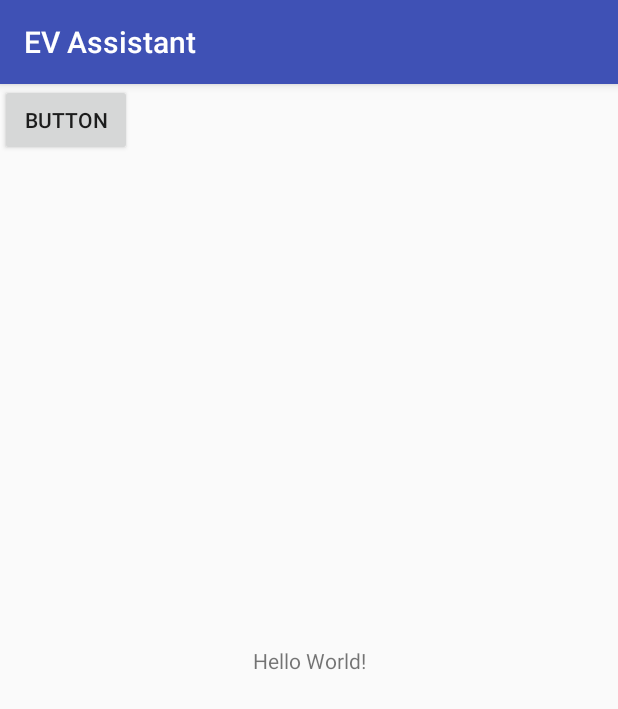
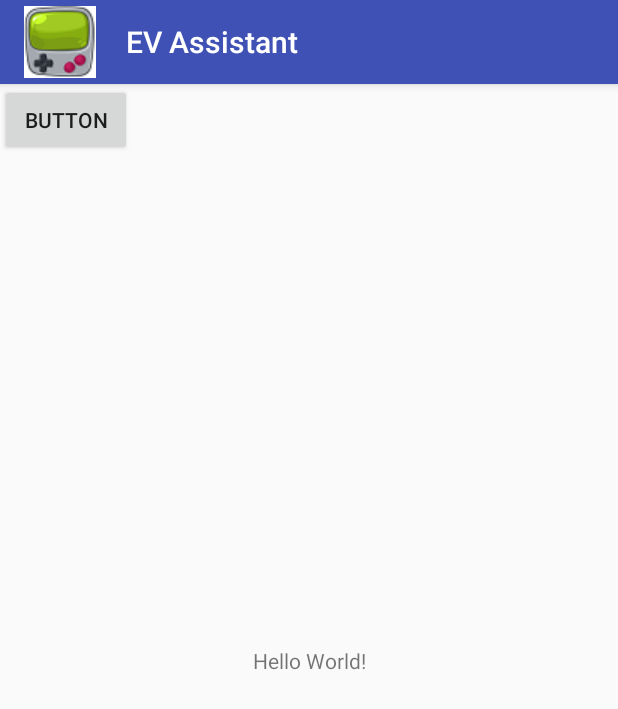
Before and after one commit to liuwyfly/ActionBarLogo, an Android app: the screen it shows after launch (MainActivity), on a phone screen of 412 x 824 dp. Shown: the top 709 px of the screen. Run offline under Robolectric (Android 15) with nearby library versions, the phone set to English and light mode, and no system bars.

Commit message:
增加 actionbar icon; Intent

```diff
--- a/app/src/main/AndroidManifest.xml
+++ b/app/src/main/AndroidManifest.xml
@@ -16,7 +16,8 @@
                 <category android:name="android.intent.category.LAUNCHER" />
             </intent-filter>
         </activity>
-        <activity android:name=".LoginActivity"></activity>
+        <activity android:name=".LoginActivity"
+            android:label="登录"></activity>
     </application>
 
 </manifest>
--- a/app/src/main/java/com/dpc/www/evassistant/LoginActivity.java
+++ b/app/src/main/java/com/dpc/www/evassistant/LoginActivity.java
@@ -1,5 +1,6 @@
 package com.dpc.www.evassistant;
 
+import android.support.v7.app.ActionBar;
 import android.support.v7.app.AppCompatActivity;
 import android.os.Bundle;
 
--- /dev/null
+++ b/app/src/main/res/drawable/actionbar_space_between_icon_and_title.xml
@@ -0,0 +1,7 @@
+<?xml version="1.0" encoding="utf-8"?>
+<layer-list
+    xmlns:android="http://schemas.android.com/apk/res/android">
+    <item
+        android:drawable="@drawable/game_boid"
+        android:right="20dp"/>
+</layer-list>
--- a/app/src/main/res/values/styles.xml
+++ b/app/src/main/res/values/styles.xml
@@ -6,6 +6,11 @@
         <item name="colorPrimary">@color/colorPrimary</item>
         <item name="colorPrimaryDark">@color/colorPrimaryDark</item>
         <item name="colorAccent">@color/colorAccent</item>
+        <item name="actionBarStyle">@style/MyActionBarLogo</item>
     </style>
 
+    <style name="MyActionBarLogo" parent="@style/Widget.AppCompat.Light.ActionBar.Solid">
+        <item name="logo">@drawable/actionbar_space_between_icon_and_title</item>
+        <item name="displayOptions">useLogo|showHome|showTitle</item>
+    </style>
 </resources>
```
Also changed, not shown: app/src/main/res/drawable/game_boid.png (added).
